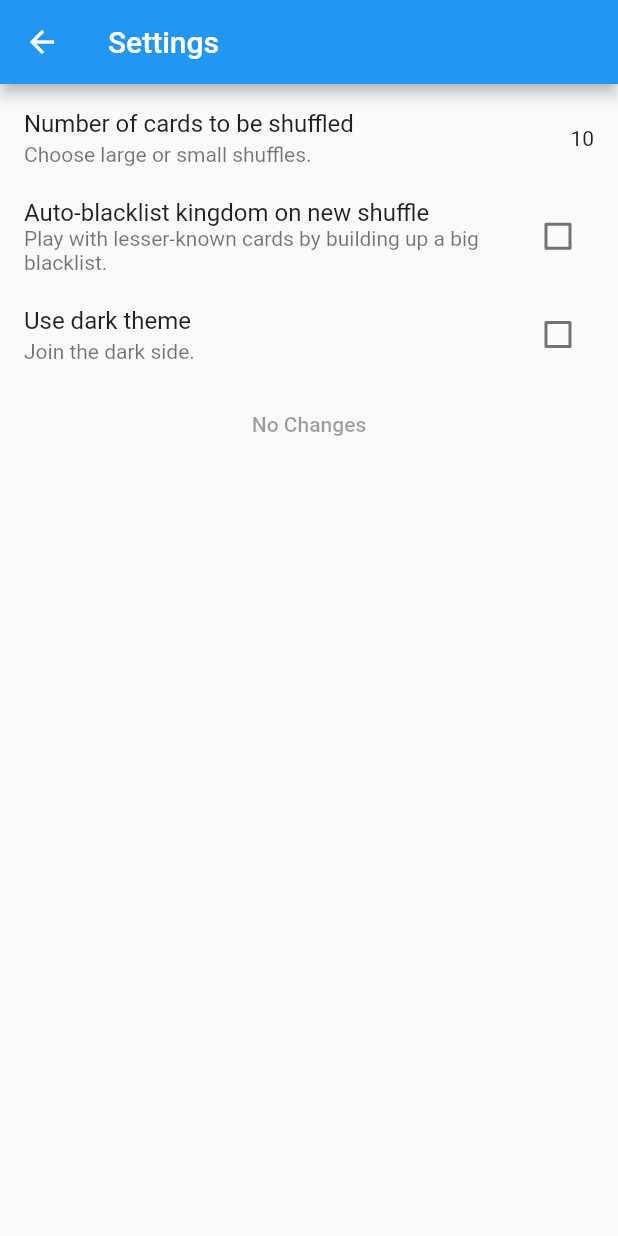
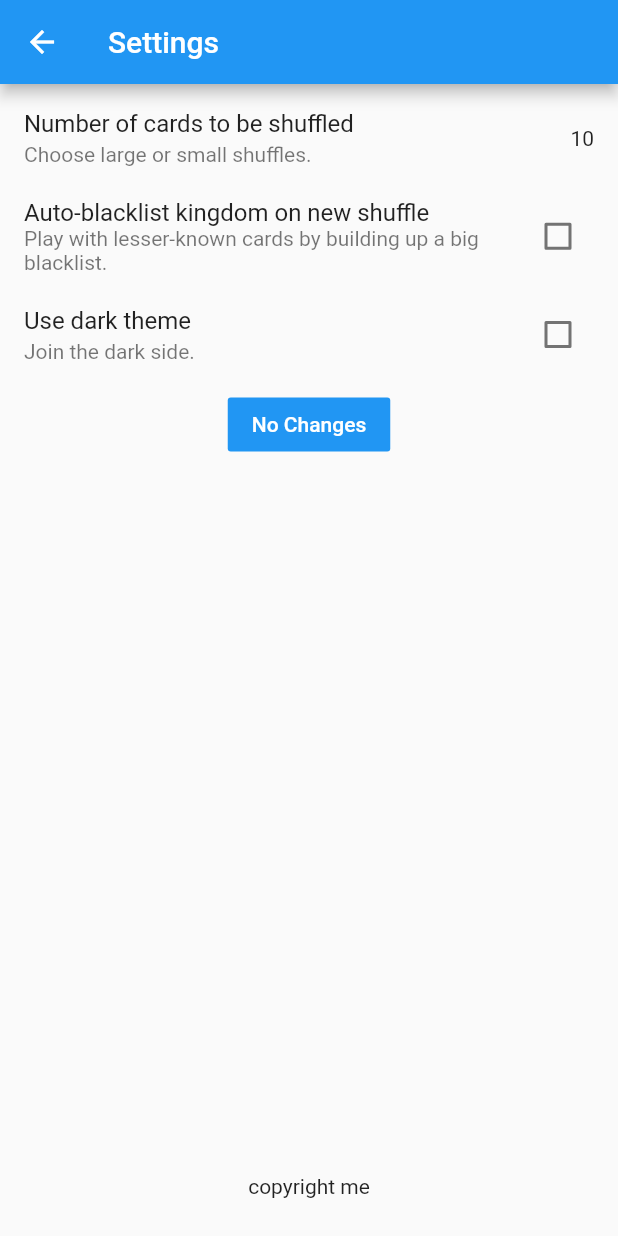
Before and after one commit to kenharris/dominionizer-app, a Flutter app: the SettingsPage screen opened directly, on a phone screen of 412 x 824 dp. Run offline on Flutter 3.47's test engine with Material 2 defaults, Android fonts, the phone set to English and light mode, and no system bars; our stand-ins replace font_awesome_flutter, shared_preferences, sqflite; accounts and stored records are empty.

Commit message:
Added empty blacklist button.  Started playing with custom theming - not happy with it yet.

```diff
--- a/lib/dialogs/kingdomSortDialog.dart
+++ b/lib/dialogs/kingdomSortDialog.dart
@@ -24,7 +24,6 @@ class _KingdomSortDialogState extends State<KingdomSortDialog> {
   @override
   Widget build(BuildContext context) {
     return Dialog(
-      backgroundColor: Theme.of(context).dialogBackgroundColor,
       child: Container(
         height: 400,
         child: Column(
--- a/lib/dominion.dart
+++ b/lib/dominion.dart
@@ -2,6 +2,80 @@ import 'package:dominionizer_app/blocs/app_bloc.dart';
 import 'package:dominionizer_app/pages.dart';
 import 'package:dominionizer_app/widgets/app_settings.dart';
 import 'package:flutter/material.dart';
+
+class DominionizerTheme {
+  final ThemeData theme;
+  final ColorScheme scheme;
+
+  static Map<int, Color> _materialColorMap =
+  {
+    50:Color.fromRGBO(136,14,79, .1),
+    100:Color.fromRGBO(136,14,79, .2),
+    200:Color.fromRGBO(136,14,79, .3),
+    300:Color.fromRGBO(136,14,79, .4),
+    400:Color.fromRGBO(136,14,79, .5),
+    500:Color.fromRGBO(136,14,79, .6),
+    600:Color.fromRGBO(136,14,79, .7),
+    700:Color.fromRGBO(136,14,79, .8),
+    800:Color.fromRGBO(136,14,79, .9),
+    900:Color.fromRGBO(136,14,79, 1),
+  };
+
+  DominionizerTheme(this.scheme) :
+    theme = ThemeData.light().copyWith(
+      colorScheme: scheme,
+      primaryColor: scheme.primary,
+      accentColor: scheme.primaryVariant,
+      backgroundColor: scheme.background,
+      selectedRowColor: scheme.primaryVariant,
+      unselectedWidgetColor: scheme.secondaryVariant,
+      dialogBackgroundColor: scheme.background,
+      buttonColor: scheme.primary,
+      toggleableActiveColor: scheme.secondary,
+      disabledColor: scheme.background,
+      buttonTheme: ButtonThemeData(
+        colorScheme: scheme,
+        disabledColor: Colors.green,
+        buttonColor: Colors.red,
+        highlightColor: Colors.orange,
+        splashColor: Colors.pink
+      )
+    );
+}
+
+// class PurpleTheme extends DominionizerTheme {
+//   // https://coolors.co/e4b7e5-b288c0-7e5a9b-63458a-9a48d0
+//   PurpleTheme() : super([
+//     Color(0xFF7E5A9B), // Dark lavender
+//     Color(0xFFE4B7E5), // Light orchid
+//     Color(0xFFB288C0), // African violet
+//     Color(0xFF63458A), // Cyber grape
+//     Color(0xFF9A48D0), // Dark orchid
+//   ]);
+// }
+
+// class OliveTheme extends DominionizerTheme {
+//   // https://coolors.co/e4b7e5-b288c0-7e5a9b-63458a-9a48d0
+//   OliveTheme() : super([
+//     Color(0xFF433E0E), // Pullman green
+//     Color(0xFFEDEEC0), // Pale spring bud
+//     Color(0xFF7C9082), // Mummy's tomb
+//     Color(0xFFA7A284), // Grullo
+//     Color(0xFFD0C88E), // Tan
+//   ]);
+// }
+
+class BluesTheme extends DominionizerTheme {
+  // https://coolors.co/05668d-d0ccd0-f9fffd-605856-274156
+  BluesTheme() : super(ColorScheme.fromSwatch(
+    primarySwatch: MaterialColor(Color(0xFF05668D).value, DominionizerTheme._materialColorMap),
+    accentColor: Color(0xFF605856),
+    backgroundColor: Color(0xFFD0CCD0),
+    brightness: Brightness.light,
+    cardColor: Color(0xF9FFFD),
+    errorColor: Colors.red,
+    primaryColorDark: Color(0xFF274156)));
+}
 
 class RandomizerWidgetState extends State<RandomizerWidget> {
   bool _isDarkTheme = false;
@@ -19,7 +93,28 @@ class RandomizerWidgetState extends State<RandomizerWidget> {
     AppSettingsProvider.of(context).appStateStream.listen(_reactToState);
     return MaterialApp(
       title: 'Flutter Demo',
+      // theme: BluesTheme().theme,
       theme: (_isDarkTheme) ? ThemeData.dark() : ThemeData.light(),
+      // theme: ThemeData(
+      //   // Define the default Brightness and Colors
+      //   brightness: Brightness.dark,
+      //   primaryColor: Colors.lightBlue[800],
+      //   accentColor: Colors.cyan[600],
+
+      //   // backgroundColor: Colors.red,
+      //   // dialogBackgroundColor: Colors.purple,
+
+      //   // Define the default Font Family
+      //   fontFamily: 'Montserrat',
+
+      //   // Define the default TextTheme. Use this to specify the default
+      //   // text styling for headlines, titles, bodies of text, and more.
+      //   textTheme: TextTheme(
+      //     headline: TextStyle(fontSize: 72.0, fontWeight: FontWeight.bold),
+      //     title: TextStyle(fontSize: 36.0, fontStyle: FontStyle.italic),
+      //     body1: TextStyle(fontSize: 14.0, fontFamily: 'Hind'),
+      //   ),
+      // ),
       home: new Scaffold(
         body: KingdomPage(title: 'Flutter Demo Home Page'),
       ),
--- a/lib/pages/settings_page.dart
+++ b/lib/pages/settings_page.dart
@@ -106,9 +106,21 @@ class SettingsPageState extends State<SettingsPage> {
               ],
             ),
             FlatButton(
-              color: Colors.red,
-              child: _isDirty ? Text("Save Settings") : Text("No Changes"),
+              color: Theme.of(context).buttonTheme.colorScheme.background,
+              disabledColor: Theme.of(context).buttonTheme.colorScheme.secondary,
+              child: _isDirty
+                ? Text("Save Settings", style: TextStyle(color: Theme.of(context).buttonTheme.colorScheme.onBackground))
+                : Text("No Changes", style: TextStyle(color: Theme.of(context).buttonTheme.colorScheme.onSecondary)),
               onPressed: _isDirty ? _updateAllSettings : null,
+            ),
+            Expanded(
+              child: Align(
+                alignment: Alignment.bottomCenter,
+                child: Padding(
+                  padding: EdgeInsetsDirectional.only(bottom: 25),
+                  child: const Text("copyright me"),
+                )
+              ),
             ),
           ],
         )
--- a/lib/resources/repository.dart
+++ b/lib/resources/repository.dart
@@ -15,7 +15,6 @@ class Repository {
   Future<List<Card>> fetchCards({List<int> sets, int limit, bool shuffle, List<int> blacklistIds}) => databaseProvider.getCards(sets: sets, limit: limit, sortByRandom: shuffle, blacklistIds: blacklistIds);
 
   Future<List<Card>> getBlacklistCards() async {
-    // prefs.getBlacklistIds().then((ids) => )
     var bids = await prefs.getBlacklistIds();
     var cards = await databaseProvider.getCards(idsToFetch: bids);
 
--- a/lib/widgets/drawer.dart
+++ b/lib/widgets/drawer.dart
@@ -19,9 +19,9 @@ class _MyDrawerState extends State<MyDrawer> {
         padding: EdgeInsets.zero,
         children: <Widget>[
           DrawerHeader(
-            child: Text('Drawer Header'),
+            child: Text('Drawer Header', style: TextStyle(color: Theme.of(context).colorScheme.onPrimary)),
             decoration: BoxDecoration(
-              color: Colors.blue,
+              color: Theme.of(context).primaryColor,
             ),
           ),
           ListTile(
--- a/lib/widgets/setslist.dart
+++ b/lib/widgets/setslist.dart
@@ -50,7 +50,7 @@ class SetsListState extends State<SetsList> {
                             leading: Text("${snapshot.data.sets[index].id.index}"),
                             title: Text(
                               snapshot.data.sets[index].name,
-                              style: snapshot.data.sets[index].included ? Theme.of(ctxt).primaryTextTheme.body1 : Theme.of(ctxt).accentTextTheme.body1,
+                              style: TextStyle(color: snapshot.data.sets[index].included ? Theme.of(context).colorScheme.onPrimary : Theme.of(context).colorScheme.onBackground),
                               textAlign: TextAlign.start
                             ),
                           onTap: () => _toggleSelectedState(snapshot.data.sets[index].id, !snapshot.data.sets[index].included)
```
Also changed, not shown: lib/blocs/blacklist_bloc.dart (+10 -0 lines), lib/pages/blacklist_page.dart (+45 -33 lines), lib/pages/kingdom_page.dart (+34 -10 lines), lib/resources/sharedpreferences.dart (+18 -19 lines).
